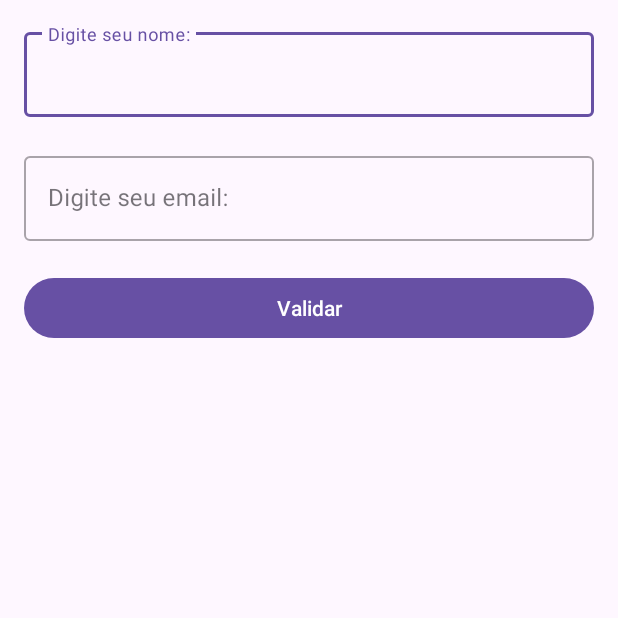
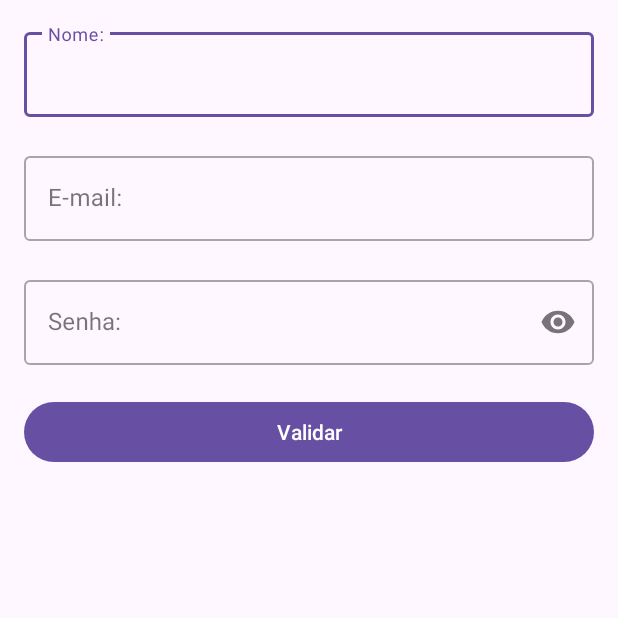
Before and after one commit to DouglasZucolotto/Form.Validation.App, an Android app: the screen it shows after launch (MainActivity), on a phone screen of 412 x 824 dp, the top half of it. Run offline under Robolectric (Android 15) with nearby library versions, the phone set to English and light mode, and no system bars.

Commit message:
adicionado campo de senha

```diff
--- a/app/src/main/res/layout/activity_main.xml
+++ b/app/src/main/res/layout/activity_main.xml
@@ -13,7 +13,7 @@
         style="@style/Widget.MaterialComponents.TextInputLayout.OutlinedBox"
         android:layout_width="match_parent"
         android:layout_height="wrap_content"
-        android:hint="Digite seu nome:"
+        android:hint="Nome:"
         app:errorEnabled="true">
 
         <com.google.android.material.textfield.TextInputEditText
@@ -31,13 +31,32 @@
         android:layout_width="match_parent"
         android:layout_height="wrap_content"
         app:errorEnabled="true"
-        android:hint="Digite seu email:">
+        android:hint="E-mail:">
 
         <com.google.android.material.textfield.TextInputEditText
             android:id="@+id/edEmail"
             android:layout_width="match_parent"
             android:layout_height="wrap_content"
             android:inputType="textEmailAddress"
+            android:textColorHint="#757575"/>
+
+    </com.google.android.material.textfield.TextInputLayout>
+
+    <com.google.android.material.textfield.TextInputLayout
+        android:id="@+id/edPasswordL"
+        style="@style/Widget.MaterialComponents.TextInputLayout.OutlinedBox"
+        android:layout_width="match_parent"
+        android:layout_height="wrap_content"
+        app:errorEnabled="true"
+        app:endIconMode="password_toggle"
+        android:hint="Senha:"
+        app:errorIconDrawable="@null">
+
+        <com.google.android.material.textfield.TextInputEditText
+            android:id="@+id/edPassword"
+            android:layout_width="match_parent"
+            android:layout_height="wrap_content"
+            android:inputType="textPassword"
             android:textColorHint="#757575"/>
 
     </com.google.android.material.textfield.TextInputLayout>
```
Also changed, not shown: app/src/main/java/com/douglaszucolotto/formvalidation/MainActivity.kt (+39 -2 lines).
